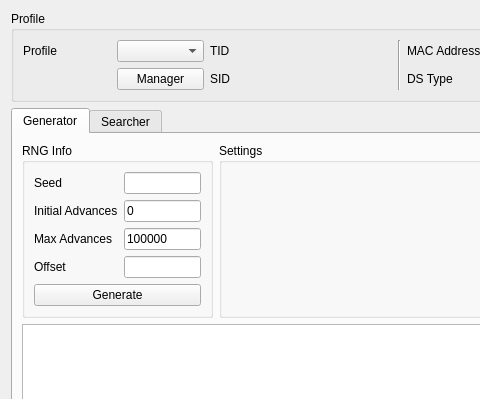
Before: the Qt Designer form Form/Gen5/Eggs5.ui in Admiral-Fish/PokeFinder, drawn with Qt 5; both pictures show x 0 to 480 and y 0 to 399 of the 1200 by 700 pixel window.
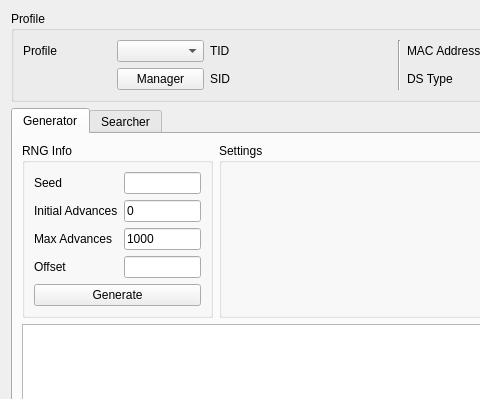
After: the same form once the commit is applied. Custom widgets are drawn as their Qt base class.

Diff of the .ui file:
```diff
--- a/Form/Gen5/Eggs5.ui
+++ b/Form/Gen5/Eggs5.ui
@@ -221,7 +221,7 @@
           <item row="2" column="1">
            <widget class="TextBox" name="textBoxGeneratorMaxAdvances">
             <property name="text">
-             <string notr="true">100000</string>
+             <string notr="true">1000</string>
             </property>
            </widget>
           </item>
```
